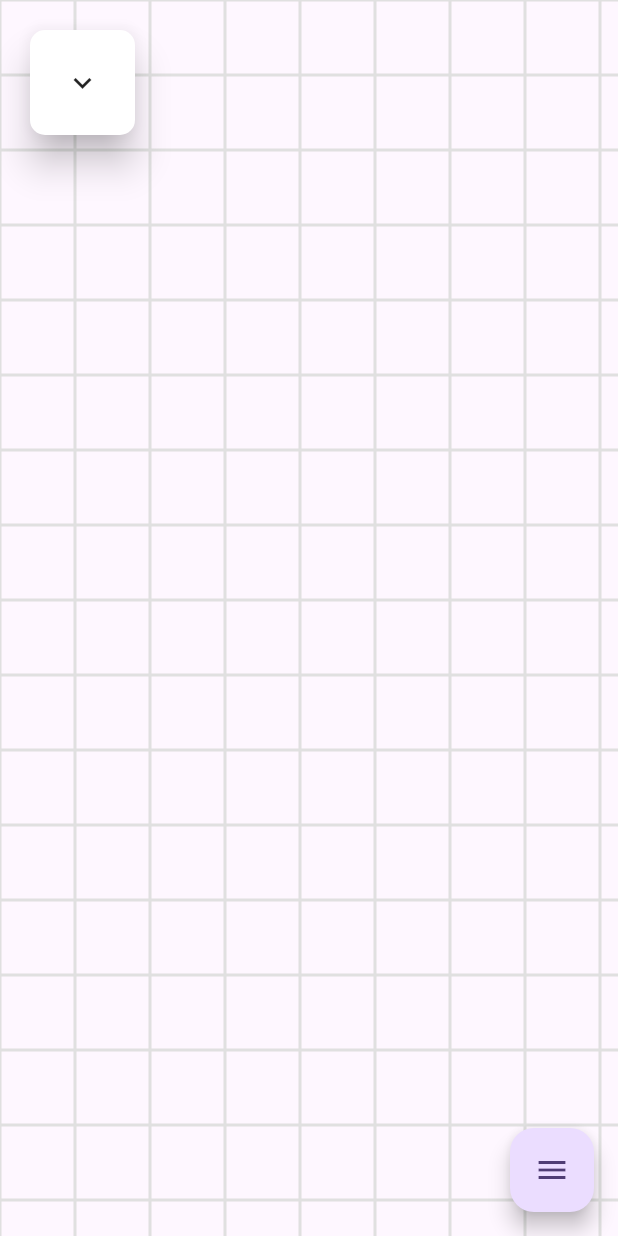
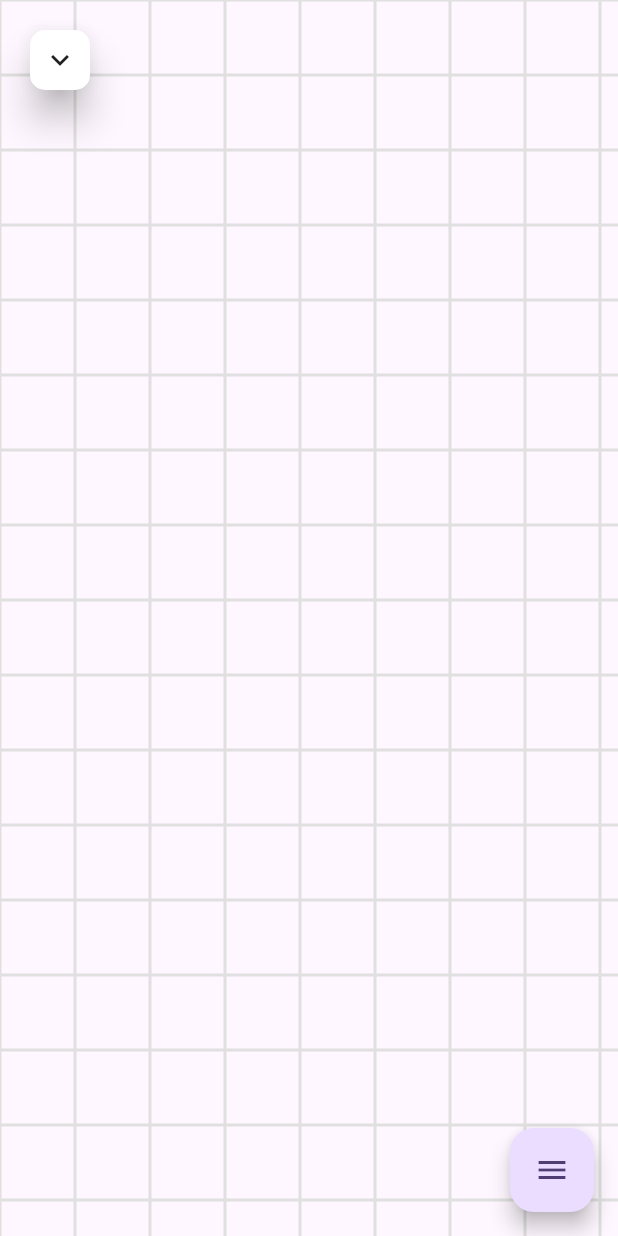
Before and after one commit to guchengxi1994/flow_compose, a Flutter app: the screen it shows after launch, on a phone screen of 412 x 824 dp. Run offline on Flutter 3.47's test engine with Material 3 defaults, Android fonts, the phone set to English and light mode, and no system bars; drawn by our look-alikes of flutter_expandable_fab, toastification; our stand-ins replace flutter_riverpod; missing offline and left inert: flutter_json_view, sqlparser.

Commit message:
chore: change some styles

```diff
--- a/lib/src/nodes/node_list_widget.dart
+++ b/lib/src/nodes/node_list_widget.dart
@@ -21,10 +21,10 @@ class _NodeListWidgetState extends State<NodeListWidget> {
       borderRadius:
           isExpanded ? BorderRadius.circular(20) : BorderRadius.circular(10),
       child: Padding(
-        padding: EdgeInsets.all(20),
+        padding: isExpanded ? EdgeInsets.all(20) : EdgeInsets.all(5),
         child: AnimatedContainer(
           width: isExpanded ? 300 : 30,
-          height: isExpanded ? 800 : 30,
+          height: isExpanded ? MediaQuery.of(context).size.height - 100 : 30,
           decoration: BoxDecoration(
             borderRadius: isExpanded
                 ? BorderRadius.circular(20)
--- a/lib/src/nodes/node_widget.dart
+++ b/lib/src/nodes/node_widget.dart
@@ -99,7 +99,7 @@ class _NodeWidgetState<T extends INode> extends State<NodeWidget> {
                         borderRadius: BorderRadius.circular(12),
                       ),
                       child: Icon(
-                        Icons.close,
+                        Icons.delete,
                         color: Colors.red,
                       ),
                     ))),
```
